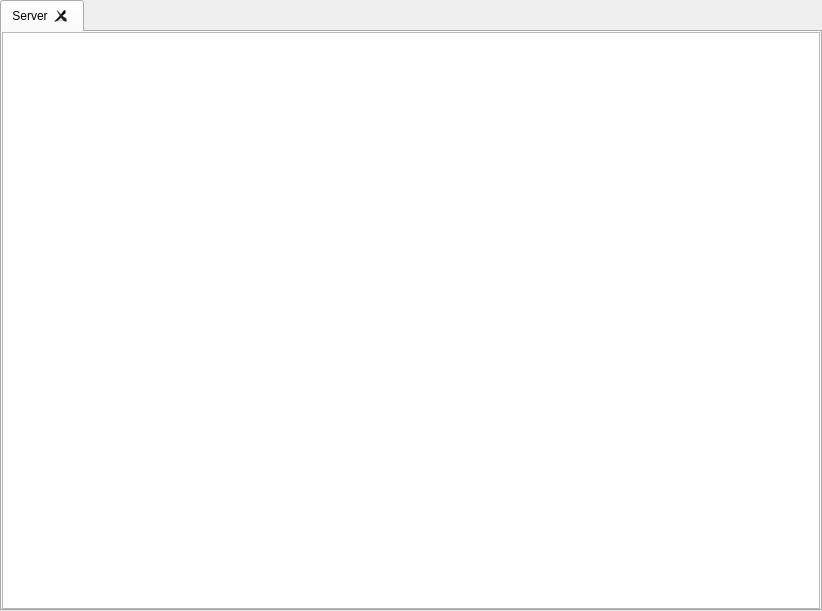
Qt form res/chat/chat.ui (FAForever/client) before a commit.
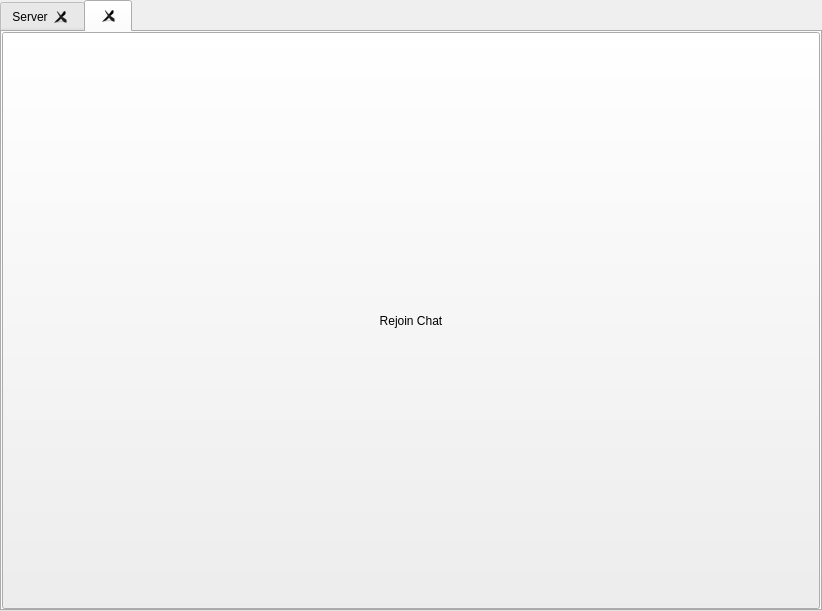
The same form after that commit. The open tabs and pages were chosen to show the change.

Commit message: Add proper formatting for rejoinChatButton in chat.ui and client.css

What changed in the file:
```diff
--- a/res/chat/chat.ui
+++ b/res/chat/chat.ui
@@ -68,6 +68,11 @@
     </item>
    </layout>
   </widget>
+   <widget class="QToolButton" name="rejoinChatButton">
+     <property name="text">
+       <string>Rejoin Chat</string>
+     </property>
+   </widget>
  </widget>
  <resources/>
  <connections/>
```
The commit also changes 2 other files.
